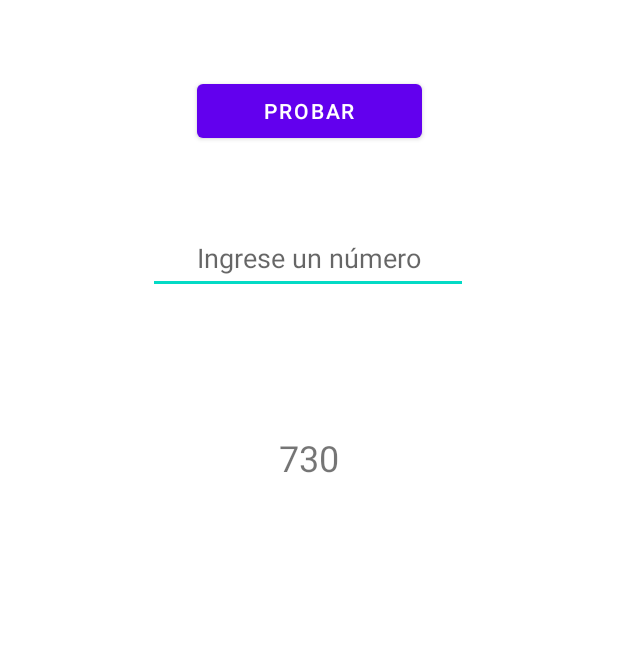
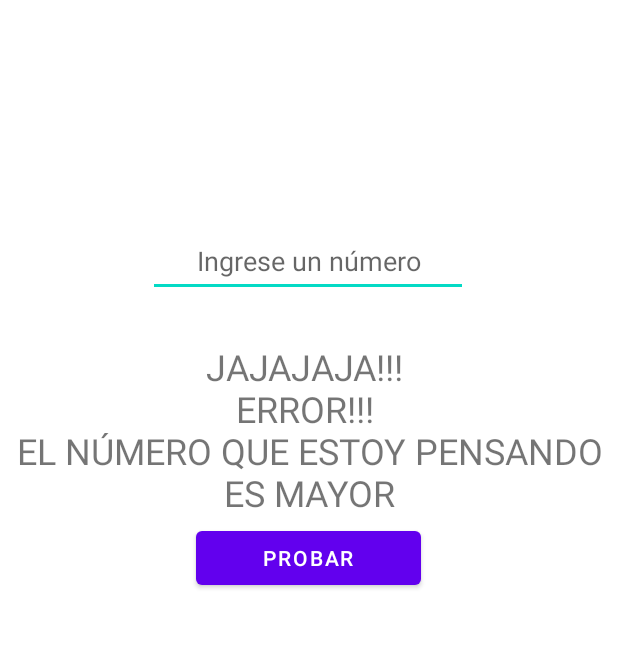
Before and after one commit to JuanFidelDelgado/JuegoAdivinanza, an Android app: the screen it shows after launch (MainActivity), after a tap on "PROBAR", on a phone screen of 412 x 824 dp, the part 143-791 px from its top. Run offline under Robolectric (Android 15) with nearby library versions, the phone set to English and light mode, and no system bars; 1 statement that could not run was skipped.

Commit message:
Ajuste de mensajes por salida

```diff
--- a/app/src/main/java/com/example/juego/MainActivity.java
+++ b/app/src/main/java/com/example/juego/MainActivity.java
@@ -14,7 +14,7 @@ public class MainActivity extends AppCompatActivity implements View.OnClickListe
     private TextView lblTitulo;
     private Button btnAccion;
     private EditText txtNumero;
-    private TextView lblNumero, lblNumero1;
+    private TextView lblNumero, lblMensaje;
 
     int n= (int) Math.floor(Math.random()*1000);
     int contador=0;
@@ -29,12 +29,13 @@ public class MainActivity extends AppCompatActivity implements View.OnClickListe
         btnAccion.setOnClickListener(this);
         txtNumero=findViewById(R.id.txtNumero);
         lblNumero=findViewById(R.id.lblNumero);
-        lblNumero1=findViewById(R.id.lblNumero1);
+        lblMensaje=findViewById(R.id.lblMensaje);
         Toast.makeText(this, "ADIVINA QUE NÚMERO ESTOY PENSANDO...", Toast.LENGTH_LONG).show();
     }
 
     //@Override
     public void onClick(View v) {
+        lblMensaje.setText("");
         int prueba= Integer.parseInt(txtNumero.getText().toString());
         if (prueba==n) {
             //Toast.makeText(this, "ADIVINASTE!!! "+n+" ERA EL NÚMERO CORRECTO"+"\n LO LOGRASTE DESPUÉS DE "+contador+" INTENTOS", Toast.LENGTH_LONG).show();
@@ -43,14 +44,16 @@ public class MainActivity extends AppCompatActivity implements View.OnClickListe
         } else {
             if (prueba>n) {
                 contador+=1;
+                lblNumero.setText("JAJAJAJA!!! "+"\nERROR!!! \nEL NÚMERO QUE ESTOY PENSANDO ES MENOR");
                 Toast.makeText(this, "JAJAJA... EL NÚMERO QUE ESTOY PENSANDO ES MENOR", Toast.LENGTH_LONG).show();
                 txtNumero.setText("");
             } else {
                 contador+=1;
+                lblNumero.setText("JAJAJAJA!!! "+"\nERROR!!! \nEL NÚMERO QUE ESTOY PENSANDO ES MAYOR");
                 Toast.makeText(this, "JAJAJA... EL NÚMERO QUE ESTOY PENSANDO ES MAYOR", Toast.LENGTH_LONG).show();
                 txtNumero.setText("");
             }
         }
-        lblNumero1.setText(""+n);
+        //lblNumero1.setText(""+n);
     }
 }
--- a/app/src/main/res/layout/activity_main.xml
+++ b/app/src/main/res/layout/activity_main.xml
@@ -19,12 +19,25 @@
         app:layout_constraintStart_toStartOf="parent"
         app:layout_constraintTop_toTopOf="parent" />
 
+    <TextView
+        android:id="@+id/lblMensaje"
+        android:layout_width="match_parent"
+        android:layout_height="wrap_content"
+        android:layout_marginStart="100dp"
+        android:layout_marginTop="80dp"
+        android:layout_marginEnd="100dp"
+        android:text="INGRESA NÚMEROS \nENTRE 1 Y 999 \nHASTA QUE ADIVINES CUÁL ESTOY PENSANDO "
+        android:textAlignment="center"
+        app:layout_constraintEnd_toEndOf="parent"
+        app:layout_constraintStart_toStartOf="parent"
+        app:layout_constraintTop_toTopOf="@+id/lblTitulo" />
+
     <EditText
         android:id="@+id/txtNumero"
         android:layout_width="wrap_content"
         android:layout_height="wrap_content"
         android:layout_marginStart="100dp"
-        android:layout_marginTop="50dp"
+        android:layout_marginTop="150dp"
         android:layout_marginEnd="100dp"
         android:ems="10"
         android:hint="Ingrese un número"
@@ -34,19 +47,20 @@
         app:layout_constraintEnd_toEndOf="parent"
         app:layout_constraintHorizontal_bias="1.0"
         app:layout_constraintStart_toStartOf="parent"
-        app:layout_constraintTop_toBottomOf="@+id/btnAccion" />
+        app:layout_constraintTop_toBottomOf="@+id/lblTitulo" />
 
     <Button
         android:id="@+id/btnAccion"
         android:layout_width="150dp"
         android:layout_height="48dp"
         android:layout_marginStart="100dp"
-        android:layout_marginTop="50dp"
+        android:layout_marginTop="150dp"
         android:layout_marginEnd="100dp"
         android:text="Probar"
         app:layout_constraintEnd_toEndOf="parent"
+        app:layout_constraintHorizontal_bias="0.491"
         app:layout_constraintStart_toStartOf="parent"
-        app:layout_constraintTop_toBottomOf="@+id/lblTitulo"
+        app:layout_constraintTop_toBottomOf="@+id/txtNumero"
         tools:ignore="DuplicateClickableBoundsCheck" />
 
     <TextView
@@ -57,6 +71,7 @@
         android:layout_marginTop="30dp"
         android:layout_marginEnd="70dp"
         android:textSize="24sp"
+        android:textAlignment="center"
         app:layout_constraintEnd_toEndOf="parent"
         app:layout_constraintStart_toStartOf="parent"
         app:layout_constraintTop_toBottomOf="@+id/txtNumero" />
```
